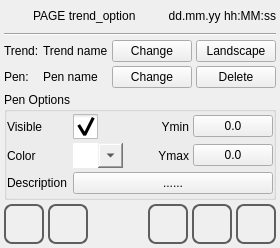
This is qt_library/ATCMtrend/trend_option.ui in MECTsrl/mect_plugins as Qt 5 draws it before an edit. The edited form follows.
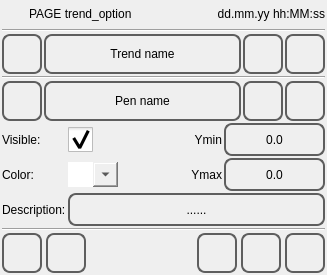
This is the edited form. Icons and pictures are not drawn.

Commit message: bug fixing: - Store dir calculation when an SDcard is inserted - Add load ttf fonts found into resource file - move LoadTrend into global functions - review  page trend_option

```diff
--- a/qt_library/ATCMtrend/trend_option.ui
+++ b/qt_library/ATCMtrend/trend_option.ui
@@ -6,8 +6,8 @@
    <rect>
     <x>0</x>
     <y>0</y>
-    <width>265</width>
-    <height>248</height>
+    <width>327</width>
+    <height>275</height>
    </rect>
   </property>
   <property name="minimumSize">
@@ -30,10 +30,10 @@
   </property>
   <layout class="QVBoxLayout" name="verticalLayout">
    <property name="spacing">
-    <number>4</number>
+    <number>2</number>
    </property>
    <property name="margin">
-    <number>4</number>
+    <number>2</number>
    </property>
    <item>
     <layout class="QHBoxLayout" name="horizontalLayout">
@@ -117,247 +117,376 @@
     </widget>
    </item>
    <item>
-    <layout class="QGridLayout" name="gridLayout_2">
-     <item row="0" column="1">
-      <widget class="QLabel" name="labelTrendName">
+    <layout class="QHBoxLayout" name="horizontalLayout_4">
+     <item>
+      <widget class="QPushButton" name="pushButtonLayout">
+       <property name="minimumSize">
+        <size>
+         <width>40</width>
+         <height>40</height>
+        </size>
+       </property>
+       <property name="maximumSize">
+        <size>
+         <width>40</width>
+         <height>40</height>
+        </size>
+       </property>
        <property name="focusPolicy">
         <enum>Qt::NoFocus</enum>
        </property>
+       <property name="styleSheet">
+        <string notr="true">QPushButton
+{
+border: 2px solid  rgb(94, 94, 94);
+border-radius: 8px;
+qproperty-icon: url(:/systemicons/img/Landscape.png);
+qproperty-iconSize: 24px 24px;
+qproperty-focusPolicy: NoFocus;
+}
+QPushButton:pressed
+{
+border: 2px solid  rgb(194, 194, 194);
+background-color:  rgb(255, 255, 127);
+}
+QPushButton:disabled
+{
+border: 2px solid  rgb(194, 194, 194);
+}
+</string>
+       </property>
        <property name="text">
-        <string>Trend name</string>
+        <string/>
        </property>
       </widget>
      </item>
-     <item row="0" column="2">
+     <item>
       <widget class="QPushButton" name="pushButtonChangeTrend">
+       <property name="sizePolicy">
+        <sizepolicy hsizetype="MinimumExpanding" vsizetype="MinimumExpanding">
+         <horstretch>0</horstretch>
+         <verstretch>0</verstretch>
+        </sizepolicy>
+       </property>
+       <property name="maximumSize">
+        <size>
+         <width>16777215</width>
+         <height>40</height>
+        </size>
+       </property>
        <property name="focusPolicy">
         <enum>Qt::NoFocus</enum>
        </property>
+       <property name="styleSheet">
+        <string notr="true">QPushButton
+{
+border: 2px solid  rgb(94, 94, 94);
+border-radius: 8px;
+qproperty-focusPolicy: NoFocus;
+}
+QPushButton:pressed
+{
+border: 2px solid  rgb(194, 194, 194);
+background-color:  rgb(255, 255, 127);
+}
+QPushButton:disabled
+{
+border: 2px solid  rgb(194, 194, 194);
+}
+</string>
+       </property>
        <property name="text">
-        <string>Change</string>
+        <string>Trend name</string>
        </property>
       </widget>
      </item>
-     <item row="1" column="1">
-      <widget class="QLabel" name="labelPenName">
+     <item>
+      <widget class="QPushButton" name="pushButtonChangeNew">
+       <property name="minimumSize">
+        <size>
+         <width>40</width>
+         <height>40</height>
+        </size>
+       </property>
+       <property name="maximumSize">
+        <size>
+         <width>40</width>
+         <height>40</height>
+        </size>
+       </property>
        <property name="focusPolicy">
         <enum>Qt::NoFocus</enum>
        </property>
+       <property name="styleSheet">
+        <string notr="true">QPushButton
+{
+border: 2px solid  rgb(94, 94, 94);
+border-radius: 8px;
+qproperty-icon: url(:/systemicons/img/New.png);
+qproperty-iconSize: 24px 24px;
+qproperty-focusPolicy: NoFocus;
+}
+QPushButton:pressed
+{
+border: 2px solid  rgb(194, 194, 194);
+background-color:  rgb(255, 255, 127);
+}
+QPushButton:disabled
+{
+border: 2px solid  rgb(194, 194, 194);
+}
+</string>
+       </property>
        <property name="text">
-        <string>Pen name</string>
+        <string/>
        </property>
       </widget>
      </item>
-     <item row="1" column="2">
+     <item>
+      <widget class="QPushButton" name="pushButtonDeleteTrend">
+       <property name="minimumSize">
+        <size>
+         <width>40</width>
+         <height>40</height>
+        </size>
+       </property>
+       <property name="maximumSize">
+        <size>
+         <width>40</width>
+         <height>40</height>
+        </size>
+       </property>
+       <property name="focusPolicy">
+        <enum>Qt::NoFocus</enum>
+       </property>
+       <property name="styleSheet">
+        <string notr="true">QPushButton
+{
+border: 2px solid  rgb(94, 94, 94);
+border-radius: 8px;
+qproperty-icon: url(:/systemicons/img/Delete.png);
+qproperty-iconSize: 24px 24px;
+qproperty-focusPolicy: NoFocus;
+}
+QPushButton:pressed
+{
+border: 2px solid  rgb(194, 194, 194);
+background-color:  rgb(255, 255, 127);
+}
+QPushButton:disabled
+{
+border: 2px solid  rgb(194, 194, 194);
+}
+</string>
+       </property>
+       <property name="text">
+        <string/>
+       </property>
+      </widget>
+     </item>
+    </layout>
+   </item>
+   <item>
+    <widget class="Line" name="line_2">
+     <property name="orientation">
+      <enum>Qt::Horizontal</enum>
+     </property>
+    </widget>
+   </item>
+   <item>
+    <layout class="QHBoxLayout" name="horizontalLayout_3">
+     <item>
+      <widget class="QPushButton" name="pushButtonPrev">
+       <property name="sizePolicy">
+        <sizepolicy hsizetype="Minimum" vsizetype="Fixed">
+         <horstretch>60</horstretch>
+         <verstretch>60</verstretch>
+        </sizepolicy>
+       </property>
+       <property name="minimumSize">
+        <size>
+         <width>40</width>
+         <height>40</height>
+        </size>
+       </property>
+       <property name="maximumSize">
+        <size>
+         <width>40</width>
+         <height>40</height>
+        </size>
+       </property>
+       <property name="focusPolicy">
+        <enum>Qt::NoFocus</enum>
+       </property>
+       <property name="styleSheet">
+        <string notr="true">QPushButton
+{
+border: 2px solid  rgb(94, 94, 94);
+border-radius: 8px;
+qproperty-icon: url(:/systemicons/img/Back.png);
+qproperty-iconSize: 24px 24px;
+qproperty-focusPolicy: NoFocus;
+}
+QPushButton:pressed
+{
+border: 2px solid  rgb(194, 194, 194);
+background-color:  rgb(255, 255, 127);
+}
+QPushButton:disabled
+{
+border: 2px solid  rgb(194, 194, 194);
+}
+</string>
+       </property>
+       <property name="text">
+        <string/>
+       </property>
+      </widget>
+     </item>
+     <item>
       <widget class="QPushButton" name="pushButtonChangePen">
+       <property name="sizePolicy">
+        <sizepolicy hsizetype="MinimumExpanding" vsizetype="MinimumExpanding">
+         <horstretch>0</horstretch>
+         <verstretch>0</verstretch>
+        </sizepolicy>
+       </property>
+       <property name="maximumSize">
+        <size>
+         <width>16777215</width>
+         <height>40</height>
+        </size>
+       </property>
        <property name="focusPolicy">
         <enum>Qt::NoFocus</enum>
        </property>
+       <property name="styleSheet">
+        <string notr="true">QPushButton
+{
+border: 2px solid  rgb(94, 94, 94);
+border-radius: 8px;
+qproperty-focusPolicy: NoFocus;
+}
+QPushButton:pressed
+{
+border: 2px solid  rgb(194, 194, 194);
+background-color:  rgb(255, 255, 127);
+}
+QPushButton:disabled
+{
+border: 2px solid  rgb(194, 194, 194);
+}
+</string>
+       </property>
        <property name="text">
-        <string>Change</string>
+        <string>Pen name</string>
        </property>
       </widget>
      </item>
-     <item row="1" column="3">
+     <item>
+      <widget class="QPushButton" name="pushButtonNext">
+       <property name="sizePolicy">
+        <sizepolicy hsizetype="Minimum" vsizetype="Fixed">
+         <horstretch>60</horstretch>
+         <verstretch>60</verstretch>
+        </sizepolicy>
+       </property>
+       <property name="minimumSize">
+        <size>
+         <width>40</width>
+         <height>40</height>
+        </size>
+       </property>
+       <property name="maximumSize">
+        <size>
+         <width>40</width>
+         <height>40</height>
+        </size>
+       </property>
+       <property name="focusPolicy">
+        <enum>Qt::NoFocus</enum>
+       </property>
+       <property name="styleSheet">
+        <string notr="true">QPushButton
+{
+border: 2px solid  rgb(94, 94, 94);
+border-radius: 8px;
+qproperty-icon: url(:/systemicons/img/Forward.png);
+qproperty-iconSize: 24px 24px;
+qproperty-focusPolicy: NoFocus;
+}
+QPushButton:pressed
+{
+border: 2px solid  rgb(194, 194, 194);
+background-color:  rgb(255, 255, 127);
+}
+QPushButton:disabled
+{
+border: 2px solid  rgb(194, 194, 194);
+}
+</string>
+       </property>
+       <property name="text">
+        <string/>
+       </property>
+      </widget>
+     </item>
+     <item>
       <widget class="QPushButton" name="pushButtonDeletePen">
-       <property name="focusPolicy">
-        <enum>Qt::NoFocus</enum>
+       <property name="minimumSize">
+        <size>
+         <width>40</width>
+         <height>40</height>
+        </size>
        </property>
-       <property name="text">
-        <string>Delete</string>
+       <property name="maximumSize">
+        <size>
+         <width>40</width>
+         <height>40</height>
+        </size>
        </property>
-      </widget>
-     </item>
-     <item row="1" column="0">
-      <widget class="QLabel" name="labelPenNametxt">
-       <property name="sizePolicy">
-        <sizepolicy hsizetype="Fixed" vsizetype="Preferred">
-         <horstretch>0</horstretch>
-         <verstretch>0</verstretch>
-        </sizepolicy>
-       </property>
        <property name="focusPolicy">
         <enum>Qt::NoFocus</enum>
        </property>
-       <property name="text">
-        <string>Pen:</string>
+       <property name="styleSheet">
+        <string notr="true">QPushButton
+{
+border: 2px solid  rgb(94, 94, 94);
+border-radius: 8px;
+qproperty-icon: url(:/systemicons/img/Delete.png);
+qproperty-iconSize: 24px 24px;
+qproperty-focusPolicy: NoFocus;
+}
+QPushButton:pressed
+{
+border: 2px solid  rgb(194, 194, 194);
+background-color:  rgb(255, 255, 127);
+}
+QPushButton:disabled
+{
+border: 2px solid  rgb(194, 194, 194);
+}
+</string>
        </property>
-       <property name="alignment">
-        <set>Qt::AlignLeading|Qt::AlignLeft|Qt::AlignVCenter</set>
-       </property>
-      </widget>
-     </item>
-     <item row="0" column="0">
-      <widget class="QLabel" name="labelTrendNametxt">
-       <property name="sizePolicy">
-        <sizepolicy hsizetype="Fixed" vsizetype="Preferred">
-         <horstretch>0</horstretch>
-         <verstretch>0</verstretch>
-        </sizepolicy>
-       </property>
-       <property name="focusPolicy">
-        <enum>Qt::NoFocus</enum>
-       </property>
        <property name="text">
-        <string>Trend:</string>
-       </property>
-       <property name="alignment">
-        <set>Qt::AlignLeading|Qt::AlignLeft|Qt::AlignVCenter</set>
-       </property>
-      </widget>
-     </item>
-     <item row="0" column="3">
-      <widget class="QPushButton" name="pushButtonLayout">
-       <property name="focusPolicy">
-        <enum>Qt::NoFocus</enum>
-       </property>
-       <property name="text">
-        <string>Landscape</string>
+        <string/>
        </property>
       </widget>
      </item>
     </layout>
    </item>
    <item>
-    <widget class="QGroupBox" name="groupBox">
-     <property name="focusPolicy">
-      <enum>Qt::NoFocus</enum>
+    <layout class="QGridLayout" name="gridLayout">
+     <property name="spacing">
+      <number>2</number>
      </property>
-     <property name="title">
-      <string>Pen Options</string>
-     </property>
-     <layout class="QVBoxLayout" name="verticalLayout_2">
-      <property name="spacing">
-       <number>4</number>
-      </property>
-      <property name="margin">
-       <number>0</number>
-      </property>
-      <item>
-       <layout class="QGridLayout" name="gridLayout">
-        <property name="spacing">
-         <number>4</number>
-        </property>
-        <item row="1" column="0">
-         <widget class="QLabel" name="labelColorTxt">
-          <property name="focusPolicy">
-           <enum>Qt::NoFocus</enum>
-          </property>
-          <property name="text">
-           <string>Color </string>
-          </property>
-          <property name="alignment">
-           <set>Qt::AlignLeading|Qt::AlignLeft|Qt::AlignVCenter</set>
-          </property>
-         </widget>
-        </item>
-        <item row="0" column="2">
-         <widget class="QLabel" name="labelYmin">
-          <property name="focusPolicy">
-           <enum>Qt::NoFocus</enum>
-          </property>
-          <property name="text">
-           <string>Ymin</string>
-          </property>
-          <property name="alignment">
-           <set>Qt::AlignRight|Qt::AlignTrailing|Qt::AlignVCenter</set>
-          </property>
-         </widget>
-        </item>
-        <item row="0" column="3">
-         <widget class="QPushButton" name="pushButtonYmin">
-          <property name="focusPolicy">
-           <enum>Qt::NoFocus</enum>
-          </property>
-          <property name="text">
-           <string>0.0</string>
-          </property>
-         </widget>
-        </item>
-        <item row="1" column="2">
-         <widget class="QLabel" name="labelYmax">
-          <property name="focusPolicy">
-           <enum>Qt::NoFocus</enum>
-          </property>
-          <property name="text">
-           <string>Ymax</string>
-          </property>
-          <property name="alignment">
-           <set>Qt::AlignRight|Qt::AlignTrailing|Qt::AlignVCenter</set>
-          </property>
-         </widget>
-        </item>
-        <item row="1" column="3">
-         <widget class="QPushButton" name="pushButtonYmax">
-          <property name="focusPolicy">
-           <enum>Qt::NoFocus</enum>
-          </property>
-          <property name="text">
-           <string>0.0</string>
-          </property>
-         </widget>
-        </item>
-        <item row="0" column="1">
-         <widget class="QCheckBox" name="checkBoxVisible">
-          <property name="focusPolicy">
-           <enum>Qt::NoFocus</enum>
-          </property>
-          <property name="styleSheet">
-           <string notr="true"> QCheckBox::indicator {
-     width: 25px;
-     height: 25px;
- }
-
-</string>
-          </property>
-          <property name="text">
-           <string/>
-          </property>
-          <property name="checked">
-           <bool>true</bool>
-          </property>
-         </widget>
-        </item>
-        <item row="0" column="0">
-         <widget class="QLabel" name="label">
-          <property name="focusPolicy">
-           <enum>Qt::NoFocus</enum>
-          </property>
-          <property name="text">
-           <string>Visible </string>
-          </property>
-          <property name="alignment">
-           <set>Qt::AlignLeading|Qt::AlignLeft|Qt::AlignVCenter</set>
-          </property>
-         </widget>
-        </item>
-        <item row="2" column="0">
-         <widget class="QLabel" name="labelDescription">
-          <property name="focusPolicy">
-           <enum>Qt::NoFocus</enum>
-          </property>
-          <property name="text">
-           <string>Description</string>
-          </property>
-         </widget>
-        </item>
-        <item row="2" column="1" colspan="3">
-         <widget class="QPushButton" name="pushButtonDescription">
-          <property name="focusPolicy">
-           <enum>Qt::NoFocus</enum>
-          </property>
-          <property name="text">
-           <string>......</string>
-          </property>
-         </widget>
-        </item>
-        <item row="1" column="1">
-         <widget class="QComboBox" name="comboBoxColor">
-          <property name="focusPolicy">
-           <enum>Qt::NoFocus</enum>
-          </property>
-          <property name="styleSheet">
-           <string notr="true">    QAbstractItemView {
+     <item row="1" column="1">
+      <widget class="QComboBox" name="comboBoxColor">
+       <property name="focusPolicy">
+        <enum>Qt::NoFocus</enum>
+       </property>
+       <property name="styleSheet">
+        <string notr="true">    QAbstractItemView {
      padding: 0 0 0 0;
      font-size: 20px;
     }
@@ -416,12 +545,237 @@
     min-width: 25px;
     }
 </string>
-          </property>
-         </widget>
-        </item>
-       </layout>
-      </item>
-     </layout>
+       </property>
+      </widget>
+     </item>
+     <item row="1" column="2">
+      <widget class="QLabel" name="labelYmax">
+       <property name="focusPolicy">
+        <enum>Qt::NoFocus</enum>
+       </property>
+       <property name="text">
+        <string>Ymax</string>
+       </property>
+       <property name="alignment">
+        <set>Qt::AlignRight|Qt::AlignTrailing|Qt::AlignVCenter</set>
+       </property>
+      </widget>
+     </item>
+     <item row="1" column="0">
+      <widget class="QLabel" name="labelColorTxt">
+       <property name="sizePolicy">
+        <sizepolicy hsizetype="Fixed" vsizetype="Preferred">
+         <horstretch>0</horstretch>
+         <verstretch>0</verstretch>
+        </sizepolicy>
+       </property>
+       <property name="focusPolicy">
+        <enum>Qt::NoFocus</enum>
+       </property>
+       <property name="text">
+        <string>Color:</string>
+       </property>
+       <property name="alignment">
+        <set>Qt::AlignLeading|Qt::AlignLeft|Qt::AlignVCenter</set>
+       </property>
+      </widget>
+     </item>
+     <item row="1" column="3">
+      <widget class="QPushButton" name="pushButtonYmax">
+       <property name="sizePolicy">
+        <sizepolicy hsizetype="Minimum" vsizetype="MinimumExpanding">
+         <horstretch>0</horstretch>
+         <verstretch>0</verstretch>
+        </sizepolicy>
+       </property>
+       <property name="maximumSize">
+        <size>
+         <width>16777215</width>
+         <height>40</height>
+        </size>
+       </property>
+       <property name="focusPolicy">
+        <enum>Qt::NoFocus</enum>
+       </property>
+       <property name="styleSheet">
+        <string notr="true">QPushButton
+{
+border: 2px solid  rgb(94, 94, 94);
+border-radius: 8px;
+qproperty-focusPolicy: NoFocus;
+}
+QPushButton:pressed
+{
+border: 2px solid  rgb(194, 194, 194);
+background-color:  rgb(255, 255, 127);
+}
+QPushButton:disabled
+{
+border: 2px solid  rgb(194, 194, 194);
+}
+</string>
+       </property>
+       <property name="text">
+        <string>0.0</string>
+       </property>
+      </widget>
+     </item>
+     <item row="0" column="3">
+      <widget class="QPushButton" name="pushButtonYmin">
+       <property name="sizePolicy">
+        <sizepolicy hsizetype="Minimum" vsizetype="MinimumExpanding">
+         <horstretch>0</horstretch>
+         <verstretch>0</verstretch>
+        </sizepolicy>
+       </property>
+       <property name="maximumSize">
+        <size>
+         <width>16777215</width>
+         <height>40</height>
+        </size>
+       </property>
+       <property name="focusPolicy">
+        <enum>Qt::NoFocus</enum>
+       </property>
+       <property name="styleSheet">
+        <string notr="true">QPushButton
+{
+border: 2px solid  rgb(94, 94, 94);
+border-radius: 8px;
+qproperty-focusPolicy: NoFocus;
+}
+QPushButton:pressed
+{
+border: 2px solid  rgb(194, 194, 194);
+background-color:  rgb(255, 255, 127);
+}
+QPushButton:disabled
+{
+border: 2px solid  rgb(194, 194, 194);
+}
+</string>
+       </property>
+       <property name="text">
+        <string>0.0</string>
+       </property>
+      </widget>
+     </item>
+     <item row="0" column="0">
+      <widget class="QLabel" name="label">
+       <property name="sizePolicy">
+        <sizepolicy hsizetype="Fixed" vsizetype="Preferred">
+         <horstretch>0</horstretch>
+         <verstretch>0</verstretch>
+        </sizepolicy>
+       </property>
+       <property name="focusPolicy">
+        <enum>Qt::NoFocus</enum>
+       </property>
+       <property name="text">
+        <string>Visible:</string>
+       </property>
+       <property name="alignment">
+        <set>Qt::AlignLeading|Qt::AlignLeft|Qt::AlignVCenter</set>
+       </property>
+      </widget>
+     </item>
+     <item row="2" column="0">
+      <widget class="QLabel" name="labelDescription">
+       <property name="sizePolicy">
+        <sizepolicy hsizetype="Fixed" vsizetype="Preferred">
+         <horstretch>0</horstretch>
+         <verstretch>0</verstretch>
+        </sizepolicy>
+       </property>
+       <property name="focusPolicy">
+        <enum>Qt::NoFocus</enum>
+       </property>
+       <property name="text">
+        <string>Description:</string>
+       </property>
+      </widget>
+     </item>
+     <item row="0" column="2">
+      <widget class="QLabel" name="labelYmin">
+       <property name="focusPolicy">
+        <enum>Qt::NoFocus</enum>
+       </property>
+       <property name="text">
+        <string>Ymin</string>
+       </property>
+       <property name="alignment">
+        <set>Qt::AlignRight|Qt::AlignTrailing|Qt::AlignVCenter</set>
+       </property>
+      </widget>
+     </item>
+     <item row="0" column="1">
+      <widget class="QCheckBox" name="checkBoxVisible">
+       <property name="focusPolicy">
+        <enum>Qt::NoFocus</enum>
+       </property>
+       <property name="styleSheet">
+        <string notr="true"> QCheckBox::indicator {
+     width: 25px;
+     height: 25px;
+ }
+
+</string>
+       </property>
+       <property name="text">
+        <string/>
+       </property>
+       <property name="checked">
+        <bool>true</bool>
+       </property>
+      </widget>
+     </item>
+     <item row="2" column="1" colspan="3">
+      <widget class="QPushButton" name="pushButtonDescription">
+       <property name="sizePolicy">
+        <sizepolicy hsizetype="Minimum" vsizetype="MinimumExpanding">
+         <horstretch>0</horstretch>
+         <verstretch>0</verstretch>
+        </sizepolicy>
+       </property>
+       <property name="maximumSize">
+        <size>
+         <width>16777215</width>
+         <height>40</height>
+        </size>
+       </property>
+       <property name="focusPolicy">
+        <enum>Qt::NoFocus</enum>
+       </property>
+       <property name="styleSheet">
+        <string notr="true">QPushButton
+{
+border: 2px solid  rgb(94, 94, 94);
+border-radius: 8px;
+qproperty-focusPolicy: NoFocus;
+}
+QPushButton:pressed
+{
+border: 2px solid  rgb(194, 194, 194);
+background-color:  rgb(255, 255, 127);
+}
+QPushButton:disabled
+{
+border: 2px solid  rgb(194, 194, 194);
+}
+</string>
+       </property>
+       <property name="text">
+        <string>......</string>
+       </property>
+      </widget>
+     </item>
+    </layout>
+   </item>
+   <item>
+    <widget class="Line" name="line_3">
+     <property name="orientation">
+      <enum>Qt::Horizontal</enum>
+     </property>
     </widget>
    </item>
    <item>
@@ -526,20 +880,17 @@
       </widget>
      </item>
      <item>
-      <widget class="QLabel" name="labelInfo">
-       <property name="sizePolicy">
-        <sizepolicy hsizetype="MinimumExpanding" vsizetype="Preferred">
-         <horstretch>0</horstretch>
-         <verstretch>0</verstretch>
-        </sizepolicy>
+      <spacer name="horizontalSpacer">
+       <property name="orientation">
+        <enum>Qt::Horizontal</enum>
        </property>
-       <property name="text">
-        <string/>
+       <property name="sizeHint" stdset="0">
+        <size>
+         <width>40</width>
+         <height>20</height>
+        </size>
        </property>
-       <property name="alignment">
-        <set>Qt::AlignCenter</set>
-       </property>
-      </widget>
+      </spacer>
      </item>
      <item>
       <widget class="QPushButton" name="pushButtonSaveAs">
```
The commit also changes 37 other files.
